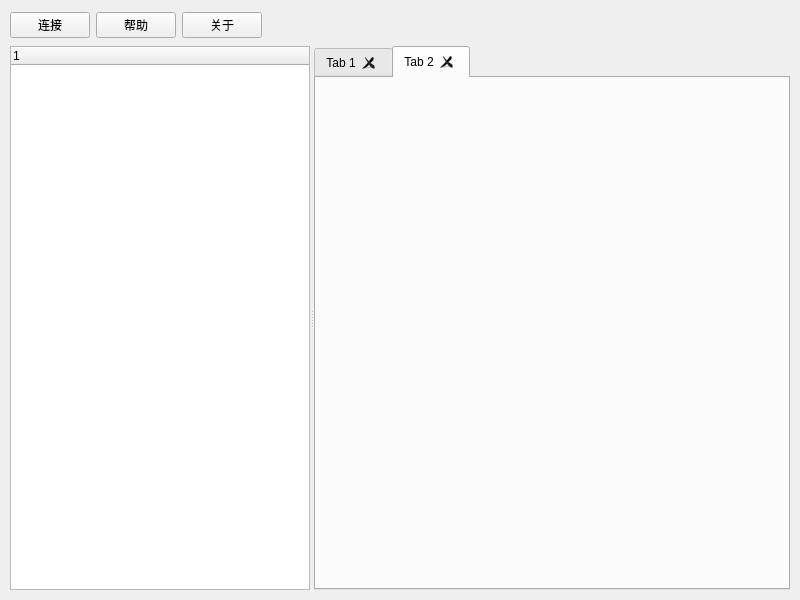
The window that form.ui (john9405/tkredis) describes before a commit, drawn with Qt 5.
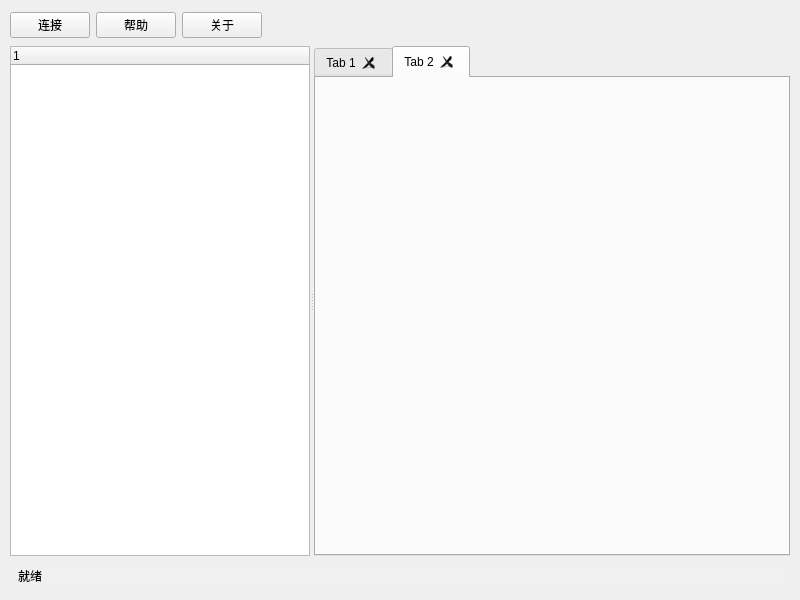
The same window after the commit.

```diff
--- a/form.ui
+++ b/form.ui
@@ -137,6 +137,28 @@
      </widget>
     </widget>
    </item>
+   <item>
+    <widget class="QLabel" name="statusLabel">
+     <property name="sizePolicy">
+      <sizepolicy hsizetype="Preferred" vsizetype="Fixed">
+       <horstretch>0</horstretch>
+       <verstretch>0</verstretch>
+      </sizepolicy>
+     </property>
+     <property name="minimumSize">
+      <size>
+       <width>0</width>
+       <height>25</height>
+      </size>
+     </property>
+     <property name="styleSheet">
+      <string notr="true">QLabel { background-color: #f0f0f0; padding: 5px; }</string>
+     </property>
+     <property name="text">
+      <string>就绪</string>
+     </property>
+    </widget>
+   </item>
   </layout>
  </widget>
  <resources/>
```
